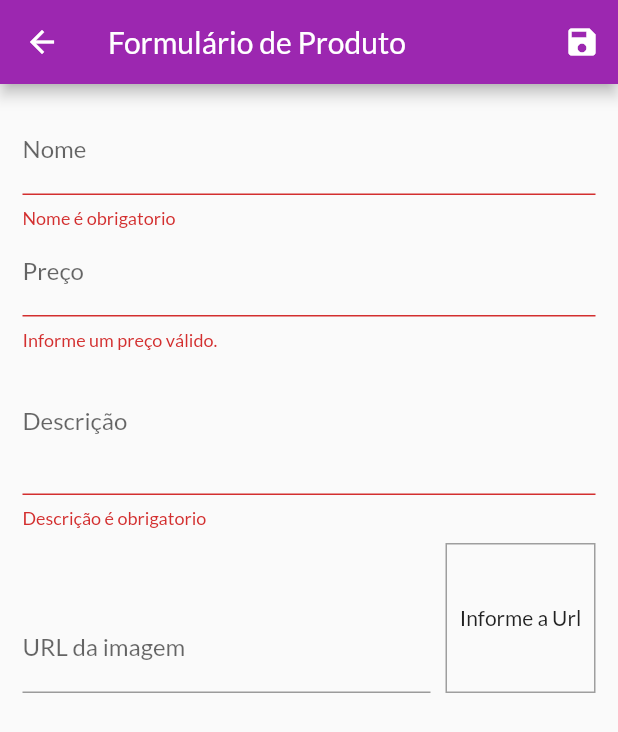
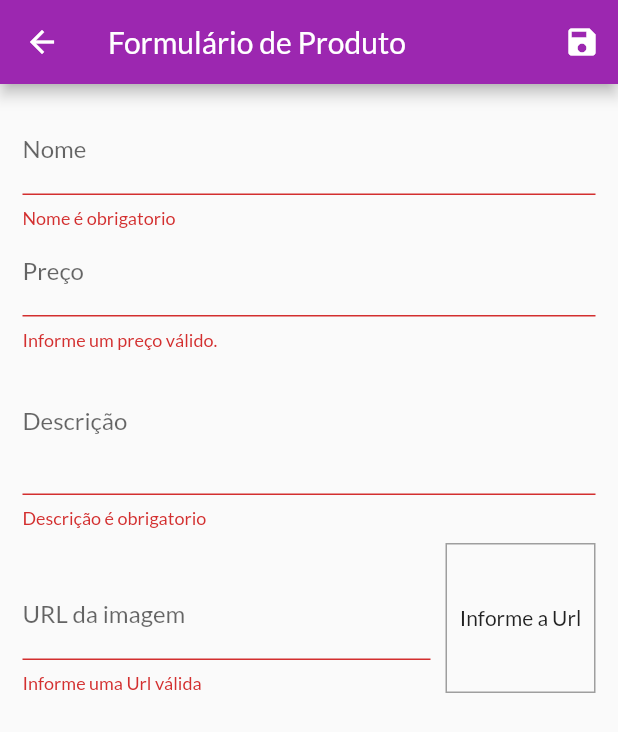
Before and after one commit to FelipeSHenrique/app-shop, a Flutter app: the ProductFormPage screen opened by its route, after a tap on the "save" icon, on a phone screen of 412 x 824 dp. Shown: the top 732 px of the screen. Run offline on Flutter 3.47's test engine with Material 2 defaults, Android fonts, the phone set to English and light mode, and no system bars; network calls fail.

Commit message:
edit a product

```diff
--- a/lib/pages/product_form_page.dart
+++ b/lib/pages/product_form_page.dart
@@ -1,7 +1,7 @@
-import 'dart:math';
-
 import 'package:flutter/material.dart';
+import 'package:provider/provider.dart';
 import 'package:shop/models/product.dart';
+import 'package:shop/models/product_list.dart';
 
 class ProductFormPage extends StatefulWidget {
   const ProductFormPage({Key? key}) : super(key: key);
@@ -27,6 +27,26 @@ class _ProductFormPageState extends State<ProductFormPage> {
   }
 
   @override
+  void didChangeDependencies() {
+    super.didChangeDependencies();
+
+    if (_formData.isEmpty) {
+      final arg = ModalRoute.of(context)?.settings.arguments;
+
+      if (arg != null) {
+        final product = arg as Product;
+        _formData['id'] = product.id;
+        _formData['name'] = product.name;
+        _formData['price'] = product.price;
+        _formData['description'] = product.description;
+        _formData['imageUrl'] = product.imageUrl;
+
+        _imageUrlController.text = product.imageUrl;
+      }
+    }
+  }
+
+  @override
   void dispose() {
     super.dispose();
     _priceFocus.dispose();
@@ -43,7 +63,7 @@ class _ProductFormPageState extends State<ProductFormPage> {
     bool isValidUrl = Uri.tryParse(url)?.hasAbsolutePath ?? false;
     bool endsWithFile = url.toLowerCase().endsWith('.png') ||
         url.toLowerCase().endsWith('.jpg') ||
-        url.toLowerCase().endsWith('jpeg');
+        url.toLowerCase().endsWith('.jpeg');
     return isValidUrl && endsWithFile;
   }
 
@@ -55,17 +75,8 @@ class _ProductFormPageState extends State<ProductFormPage> {
     }
 
     _formKey.currentState?.save();
-    final newProduct = Product(
-      id: Random().nextDouble().toString(),
-      name: _formData['name'] as String,
-      description: _formData['description'] as String,
-      price: _formData['price'] as double,
-      imageUrl: _formData['imageUrl'] as String,
-    );
-
-    print(newProduct.id);
-    print(newProduct.name);
-    print(newProduct.price);
+    Provider.of<ProductList>(context, listen: false).saveProduct(_formData);
+    Navigator.of(context).pop();
   }
 
   @override
@@ -87,6 +98,7 @@ class _ProductFormPageState extends State<ProductFormPage> {
           child: ListView(
             children: [
               TextFormField(
+                initialValue: _formData['name']?.toString(),
                 decoration: const InputDecoration(
                   labelText: 'Nome',
                 ),
@@ -110,6 +122,7 @@ class _ProductFormPageState extends State<ProductFormPage> {
                 },
               ),
               TextFormField(
+                initialValue: _formData['price']?.toString(),
                 decoration: const InputDecoration(labelText: 'Preço'),
                 textInputAction: TextInputAction.next,
                 focusNode: _priceFocus,
@@ -131,6 +144,7 @@ class _ProductFormPageState extends State<ProductFormPage> {
                 },
               ),
               TextFormField(
+                initialValue: _formData['description']?.toString(),
                 decoration: const InputDecoration(
                   labelText: 'Descrição',
                 ),
@@ -170,7 +184,7 @@ class _ProductFormPageState extends State<ProductFormPage> {
                           _formData['imageUrl'] = imageUrl ?? '',
                       validator: (_imageUrl) {
                         final imageUrl = _imageUrl ?? '';
-                        if (isValidImageUrl(imageUrl)) {
+                        if (!isValidImageUrl(imageUrl)) {
                           return 'Informe uma Url válida';
                         }
                         return null;
```
Also changed, not shown: lib/components/product_item.dart (+9 -3 lines), lib/models/product_list.dart (+29 -0 lines).
